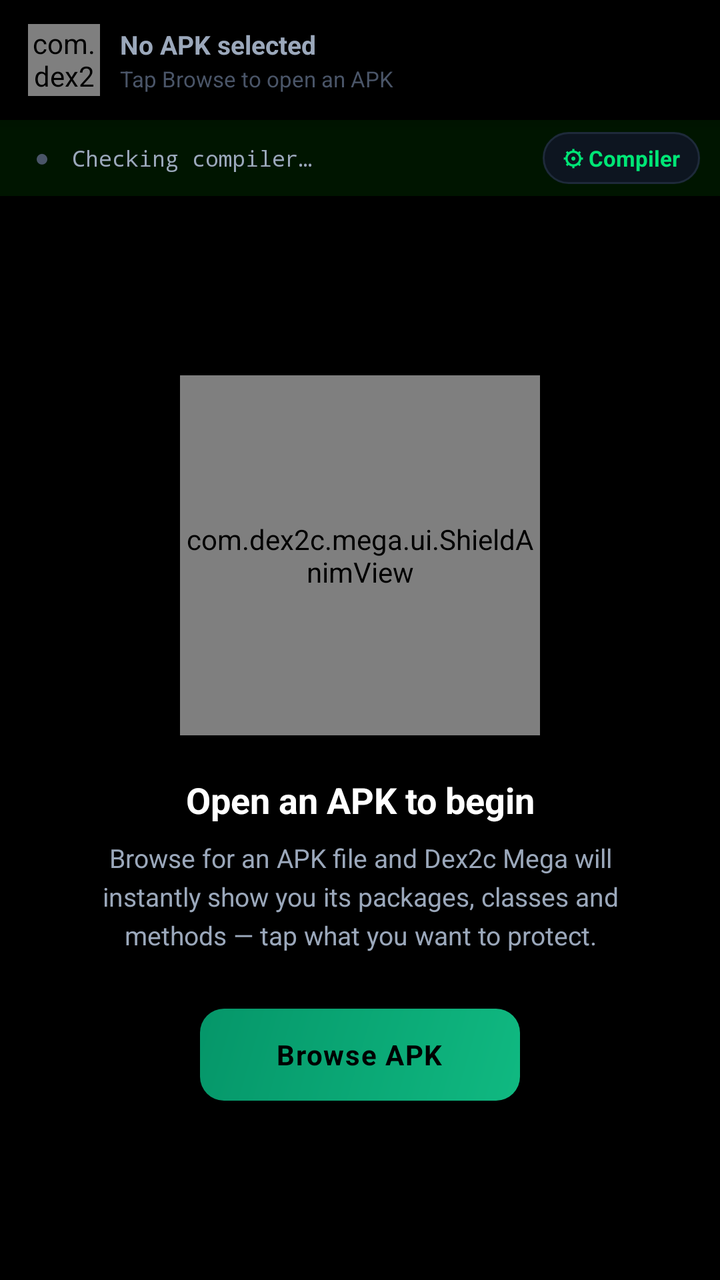
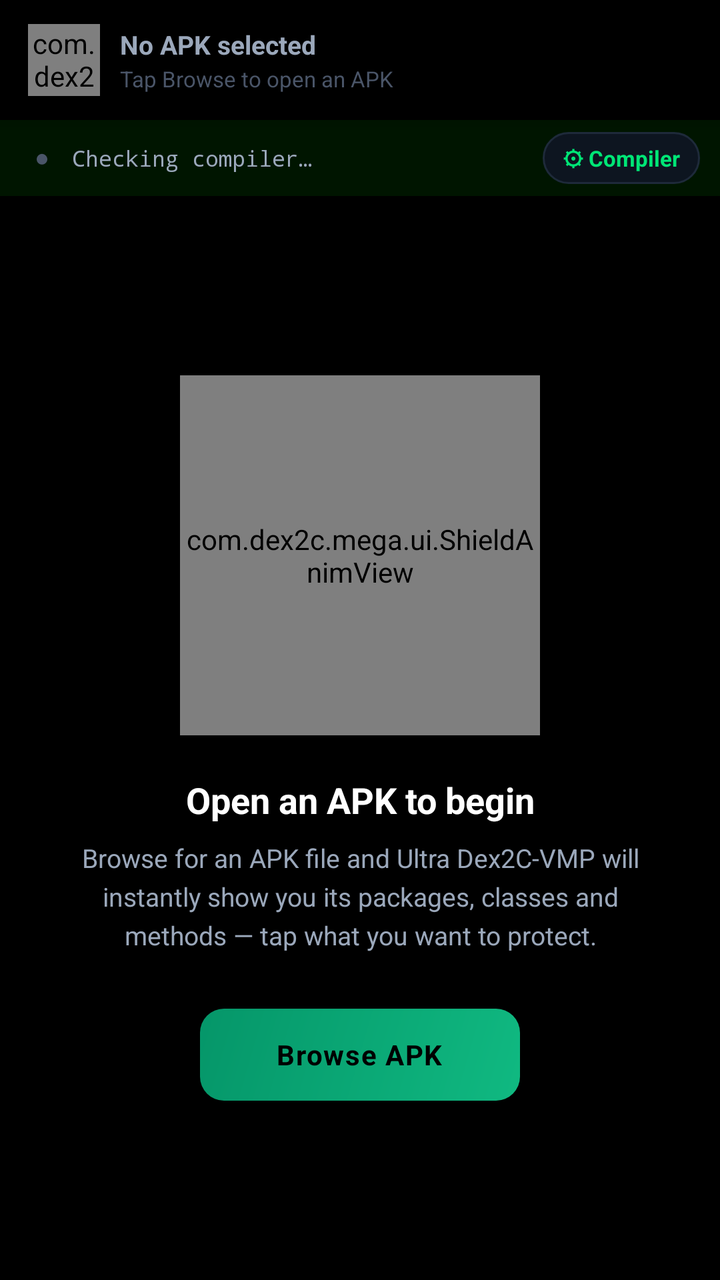

The first picture is an Android layout as it rendered before a commit; the second is the same layout after the commit. The layout source and the unified diff follow.
<!-- AndroidManifest.xml: application theme Theme.Dex2cMega -->
<!-- res/layout/fragment_protect.xml -->
<?xml version="1.0" encoding="utf-8"?>
<LinearLayout xmlns:android="http://schemas.android.com/apk/res/android"
    xmlns:app="http://schemas.android.com/apk/res-auto"
    android:layout_width="match_parent"
    android:layout_height="match_parent"
    android:orientation="vertical"
    android:background="@color/bg_dark">

    
    <LinearLayout
        android:id="@+id/bar_apk"
        android:layout_width="match_parent"
        android:layout_height="wrap_content"
        android:orientation="horizontal"
        android:gravity="center_vertical"
        android:background="@color/nav_bg"
        android:paddingStart="14dp"
        android:paddingEnd="10dp"
        android:paddingTop="12dp"
        android:paddingBottom="12dp"
        android:elevation="4dp">

        
        <com.dex2c.mega.ui.ShieldAnimView
            android:layout_width="36dp"
            android:layout_height="36dp"
            android:layout_marginEnd="10dp" />

        <LinearLayout
            android:layout_width="0dp"
            android:layout_height="wrap_content"
            android:layout_weight="1"
            android:orientation="vertical"
            android:layout_marginEnd="8dp">

            <TextView
                android:id="@+id/tv_apk_name"
                android:layout_width="wrap_content"
                android:layout_height="wrap_content"
                android:text="No APK selected"
                android:textColor="@color/text_secondary"
                android:textSize="13sp"
                android:textStyle="bold"
                android:maxLines="1"
                android:ellipsize="middle" />

            <TextView
                android:id="@+id/tv_apk_size"
                android:layout_width="wrap_content"
                android:layout_height="wrap_content"
                android:text="Tap Browse to open an APK"
                android:textColor="@color/text_muted"
                android:textSize="11sp"
                android:layout_marginTop="1dp" />

        </LinearLayout>

        
        <TextView
            android:id="@+id/btn_reset"
            android:layout_width="34dp"
            android:layout_height="34dp"
            android:layout_marginStart="8dp"
            android:text="↺"
            android:textSize="20sp"
            android:textColor="@color/text_muted"
            android:gravity="center"
            android:background="@drawable/bg_card_border"
            android:clickable="true"
            android:focusable="true"
            android:visibility="gone" />

    </LinearLayout>

    
    <LinearLayout
        android:id="@+id/banner_compiler"
        android:layout_width="match_parent"
        android:layout_height="38dp"
        android:orientation="horizontal"
        android:gravity="center_vertical"
        android:background="#1500FF00"
        android:paddingStart="14dp"
        android:paddingEnd="10dp">

        <TextView
            android:id="@+id/tv_compiler_dot"
            android:layout_width="14dp"
            android:layout_height="14dp"
            android:text="⬤"
            android:textSize="8sp"
            android:textColor="@color/text_muted"
            android:gravity="center"
            android:layout_marginEnd="8dp" />

        <TextView
            android:id="@+id/tv_compiler_status"
            android:layout_width="0dp"
            android:layout_height="wrap_content"
            android:layout_weight="1"
            android:text="Checking compiler…"
            android:textColor="@color/text_secondary"
            android:textSize="11sp"
            android:fontFamily="monospace" />

        <TextView
            android:id="@+id/btn_compiler_setup"
            android:layout_width="wrap_content"
            android:layout_height="26dp"
            android:text="⚙ Compiler"
            android:textColor="@color/accent_green"
            android:textSize="11sp"
            android:textStyle="bold"
            android:gravity="center"
            android:paddingStart="10dp"
            android:paddingEnd="10dp"
            android:background="@drawable/bg_card_border"
            android:clickable="true"
            android:focusable="true" />

    </LinearLayout>

    
    <LinearLayout
        android:id="@+id/state_empty"
        android:layout_width="match_parent"
        android:layout_height="0dp"
        android:layout_weight="1"
        android:orientation="vertical"
        android:gravity="center"
        android:padding="32dp">

        <com.dex2c.mega.ui.ShieldAnimView
            android:layout_width="180dp"
            android:layout_height="180dp" />

        <TextView
            android:layout_width="wrap_content"
            android:layout_height="wrap_content"
            android:layout_marginTop="20dp"
            android:text="Open an APK to begin"
            android:textColor="@color/text_primary"
            android:textSize="18sp"
            android:textStyle="bold"
            android:gravity="center" />

        <TextView
            android:layout_width="wrap_content"
            android:layout_height="wrap_content"
            android:layout_marginTop="8dp"
            android:text="Browse for an APK file and Dex2c Mega will instantly show you its packages, classes and methods — tap what you want to protect."
            android:textColor="@color/text_secondary"
            android:textSize="13sp"
            android:gravity="center"
            android:lineSpacingExtra="4dp" />

        
        <LinearLayout
            android:id="@+id/btn_pick_apk"
            android:layout_width="160dp"
            android:layout_height="46dp"
            android:layout_marginTop="28dp"
            android:background="@drawable/bg_btn_green"
            android:gravity="center"
            android:clickable="true"
            android:focusable="true">

            <TextView
                android:layout_width="wrap_content"
                android:layout_height="wrap_content"
                android:text="Browse APK"
                android:textColor="@color/black"
                android:textSize="14sp"
                android:textStyle="bold"
                android:letterSpacing="0.04" />

        </LinearLayout>

    </LinearLayout>

    
    <LinearLayout
        android:id="@+id/state_loading"
        android:layout_width="match_parent"
        android:layout_height="0dp"
        android:layout_weight="1"
        android:orientation="vertical"
        android:gravity="center"
        android:visibility="gone">

        <ProgressBar
            android:layout_width="48dp"
            android:layout_height="48dp"
            android:indeterminate="true"
            android:indeterminateTint="@color/accent_green" />

        <TextView
            android:id="@+id/tv_loading_msg"
            android:layout_width="wrap_content"
            android:layout_height="wrap_content"
            android:layout_marginTop="16dp"
            android:text="Parsing APK structure..."
            android:textColor="@color/text_secondary"
            android:textSize="14sp" />

    </LinearLayout>

    
    <LinearLayout
        android:id="@+id/state_tree"
        android:layout_width="match_parent"
        android:layout_height="0dp"
        android:layout_weight="1"
        android:orientation="vertical"
        android:visibility="gone">

        
        <LinearLayout
            android:layout_width="match_parent"
            android:layout_height="44dp"
            android:orientation="horizontal"
            android:gravity="center_vertical"
            android:background="@color/bg_card2"
            android:paddingStart="10dp"
            android:paddingEnd="10dp"
            android:paddingTop="6dp"
            android:paddingBottom="6dp">

            
            <LinearLayout
                android:id="@+id/tab_manual"
                android:layout_width="0dp"
                android:layout_height="match_parent"
                android:layout_weight="1"
                android:gravity="center"
                android:orientation="horizontal"
                android:background="@drawable/bg_btn_green"
                android:layout_marginEnd="5dp"
                android:clickable="true"
                android:focusable="true">

                <TextView
                    android:id="@+id/tv_tab_manual"
                    android:layout_width="wrap_content"
                    android:layout_height="wrap_content"
                    android:text="⛶  Manual"
                    android:textColor="@color/black"
                    android:textSize="12sp"
                    android:textStyle="bold" />

            </LinearLayout>

            
            <LinearLayout
                android:id="@+id/tab_class_list"
                android:layout_width="0dp"
                android:layout_height="match_parent"
                android:layout_weight="1"
                android:gravity="center"
                android:orientation="horizontal"
                android:background="@drawable/bg_card_border"
                android:layout_marginStart="5dp"
                android:clickable="true"
                android:focusable="true">

                <TextView
                    android:id="@+id/tv_tab_class_list"
                    android:layout_width="wrap_content"
                    android:layout_height="wrap_content"
                    android:text="☰  Class List"
                    android:textColor="@color/text_secondary"
                    android:textSize="12sp"
                    android:textStyle="bold" />

            </LinearLayout>

        </LinearLayout>

        
        <LinearLayout
            android:id="@+id/panel_manual"
            android:layout_width="match_parent"
            android:layout_height="0dp"
            android:layout_weight="1"
            android:orientation="vertical">

            
            <LinearLayout
                android:layout_width="match_parent"
                android:layout_height="46dp"
                android:orientation="horizontal"
                android:gravity="center_vertical"
                android:background="@color/bg_dark"
                android:paddingStart="12dp"
                android:paddingEnd="12dp"
                android:paddingTop="6dp"
                android:paddingBottom="6dp">

                <LinearLayout
                    android:layout_width="0dp"
                    android:layout_height="34dp"
                    android:layout_weight="1"
                    android:orientation="horizontal"
                    android:gravity="center_vertical"
                    android:background="@drawable/bg_card_border"
                    android:paddingStart="10dp"
                    android:paddingEnd="10dp">

                    <TextView
                        android:layout_width="wrap_content"
                        android:layout_height="wrap_content"
                        android:text="⌕"
                        android:textColor="@color/text_muted"
                        android:textSize="16sp"
                        android:layout_marginEnd="6dp" />

                    <EditText
                        android:id="@+id/et_search"
                        android:layout_width="0dp"
                        android:layout_height="match_parent"
                        android:layout_weight="1"
                        android:background="@null"
                        android:hint="Search package or class..."
                        android:textColorHint="@color/text_muted"
                        android:textColor="@color/text_primary"
                        android:textSize="13sp"
                        android:singleLine="true"
                        android:imeOptions="actionSearch"
                        android:inputType="text" />

                    <TextView
                        android:id="@+id/btn_clear_search"
                        android:layout_width="wrap_content"
                        android:layout_height="wrap_content"
                        android:text="✕"
                        android:textColor="@color/text_muted"
                        android:textSize="13sp"
                        android:visibility="gone"
                        android:paddingStart="6dp"
                        android:clickable="true"
                        android:focusable="true" />

                </LinearLayout>

            </LinearLayout>

            
            <LinearLayout
                android:layout_width="match_parent"
                android:layout_height="38dp"
                android:orientation="horizontal"
                android:gravity="center_vertical"
                android:paddingStart="14dp"
                android:paddingEnd="8dp"
                android:background="@color/bg_card2">

                <TextView
                    android:id="@+id/tv_selection_count"
                    android:layout_width="0dp"
                    android:layout_height="wrap_content"
                    android:layout_weight="1"
                    android:text="0 classes selected"
                    android:textColor="@color/text_muted"
                    android:textSize="12sp"
                    android:fontFamily="monospace" />

                <TextView
                    android:id="@+id/btn_select_all"
                    android:layout_width="wrap_content"
                    android:layout_height="wrap_content"
                    android:text="All"
                    android:textColor="@color/accent_green"
                    android:textSize="12sp"
                    android:textStyle="bold"
                    android:paddingStart="12dp"
                    android:paddingEnd="6dp"
                    android:paddingTop="6dp"
                    android:paddingBottom="6dp"
                    android:clickable="true"
                    android:focusable="true" />

                <TextView
                    android:layout_width="wrap_content"
                    android:layout_height="wrap_content"
                    android:text="|"
                    android:textColor="@color/text_muted"
                    android:textSize="12sp"
                    android:paddingStart="2dp"
                    android:paddingEnd="2dp" />

                <TextView
                    android:id="@+id/btn_clear_all"
                    android:layout_width="wrap_content"
                    android:layout_height="wrap_content"
                    android:text="Clear"
                    android:textColor="@color/text_muted"
                    android:textSize="12sp"
                    android:paddingStart="6dp"
                    android:paddingEnd="12dp"
                    android:paddingTop="6dp"
                    android:paddingBottom="6dp"
                    android:clickable="true"
                    android:focusable="true" />

            </LinearLayout>

            
            <androidx.recyclerview.widget.RecyclerView
                android:id="@+id/rv_tree"
                android:layout_width="match_parent"
                android:layout_height="0dp"
                android:layout_weight="1"
                android:background="@color/bg_dark"
                android:clipToPadding="false"
                android:paddingBottom="120dp"
                android:overScrollMode="never" />

        </LinearLayout>

        
        <LinearLayout
            android:id="@+id/panel_class_list"
            android:layout_width="match_parent"
            android:layout_height="0dp"
            android:layout_weight="1"
            android:orientation="vertical"
            android:visibility="gone">

            
            <LinearLayout
                android:layout_width="match_parent"
                android:layout_height="38dp"
                android:orientation="horizontal"
                android:gravity="center_vertical"
                android:background="@color/bg_card2"
                android:paddingStart="14dp"
                android:paddingEnd="8dp">

                <TextView
                    android:id="@+id/tv_class_list_count"
                    android:layout_width="0dp"
                    android:layout_height="wrap_content"
                    android:layout_weight="1"
                    android:text="0 classes"
                    android:textColor="@color/text_muted"
                    android:textSize="12sp"
                    android:fontFamily="monospace" />

                <TextView
                    android:id="@+id/btn_paste_classes"
                    android:layout_width="wrap_content"
                    android:layout_height="28dp"
                    android:text="⎗ Paste"
                    android:textColor="@color/accent_green"
                    android:textSize="12sp"
                    android:textStyle="bold"
                    android:fontFamily="monospace"
                    android:gravity="center"
                    android:paddingStart="12dp"
                    android:paddingEnd="12dp"
                    android:background="@drawable/bg_card_border"
                    android:layout_marginEnd="8dp"
                    android:clickable="true"
                    android:focusable="true" />

                <TextView
                    android:id="@+id/btn_clear_class_list"
                    android:layout_width="wrap_content"
                    android:layout_height="28dp"
                    android:text="✕ Clear"
                    android:textColor="@color/text_muted"
                    android:textSize="12sp"
                    android:gravity="center"
                    android:paddingStart="12dp"
                    android:paddingEnd="12dp"
                    android:background="@drawable/bg_card_border"
                    android:clickable="true"
                    android:focusable="true" />

            </LinearLayout>

            
            <ScrollView
                android:layout_width="match_parent"
                android:layout_height="0dp"
                android:layout_weight="1"
                android:background="@color/bg_dark"
                android:overScrollMode="never"
                android:fillViewport="true">

                <EditText
                    android:id="@+id/et_class_list"
                    android:layout_width="match_parent"
                    android:layout_height="wrap_content"
                    android:minHeight="300dp"
                    android:background="@null"
                    android:padding="14dp"
                    android:hint="Paste class names here, one per line&#10;&#10;com.example.app.MainActivity&#10;com.example.app.TokenInterceptor&#10;com.example.app.HardwareAttest"
                    android:textColorHint="@color/text_muted"
                    android:textColor="#80FFD4"
                    android:textSize="12sp"
                    android:fontFamily="monospace"
                    android:inputType="textMultiLine|textNoSuggestions"
                    android:gravity="top|start"
                    android:lineSpacingExtra="4dp"
                    android:scrollbars="none" />

            </ScrollView>

        </LinearLayout>

    </LinearLayout>

    
    <LinearLayout
        android:id="@+id/state_progress"
        android:layout_width="match_parent"
        android:layout_height="0dp"
        android:layout_weight="1"
        android:orientation="vertical"
        android:visibility="gone">

        
        <LinearLayout
            android:layout_width="match_parent"
            android:layout_height="wrap_content"
            android:orientation="horizontal"
            android:gravity="center_vertical"
            android:background="@color/bg_card2"
            android:paddingStart="14dp"
            android:paddingEnd="14dp"
            android:paddingTop="10dp"
            android:paddingBottom="10dp">

            <TextView
                android:id="@+id/tv_stage"
                android:layout_width="0dp"
                android:layout_height="wrap_content"
                android:layout_weight="1"
                android:text="Initializing..."
                android:textColor="@color/accent_green"
                android:textSize="12sp"
                android:fontFamily="monospace" />

            <TextView
                android:id="@+id/tv_timer"
                android:layout_width="wrap_content"
                android:layout_height="wrap_content"
                android:text="00:00"
                android:textColor="@color/text_muted"
                android:textSize="13sp"
                android:fontFamily="monospace"
                android:textStyle="bold" />

        </LinearLayout>

        <ProgressBar
            android:id="@+id/progress_bar"
            style="@style/Widget.AppCompat.ProgressBar.Horizontal"
            android:layout_width="match_parent"
            android:layout_height="6dp"
            android:max="100"
            android:progressTint="@color/accent_green"
            android:progressBackgroundTint="@color/bg_card2" />

        
        <LinearLayout
            android:layout_width="match_parent"
            android:layout_height="wrap_content"
            android:orientation="horizontal"
            android:gravity="center_vertical"
            android:paddingStart="14dp"
            android:paddingEnd="10dp"
            android:paddingTop="10dp"
            android:paddingBottom="6dp">

            <TextView
                android:layout_width="0dp"
                android:layout_height="wrap_content"
                android:layout_weight="1"
                android:text="CONSOLE"
                style="@style/SectionLabel"
                android:layout_marginBottom="0dp" />

            <TextView
                android:id="@+id/btn_copy_log"
                android:layout_width="wrap_content"
                android:layout_height="32dp"
                android:text="⎘ Copy"
                android:textColor="@color/accent_green"
                android:textSize="12sp"
                android:textStyle="bold"
                android:fontFamily="monospace"
                android:gravity="center"
                android:paddingStart="12dp"
                android:paddingEnd="12dp"
                android:background="@drawable/bg_card_border"
                android:clickable="true"
                android:focusable="true" />

        </LinearLayout>

        <ScrollView
            android:id="@+id/scroll_console"
            android:layout_width="match_parent"
            android:layout_height="0dp"
            android:layout_weight="1"
            android:background="@color/bg_dark"
            android:overScrollMode="never"
            android:paddingStart="4dp"
            android:paddingEnd="4dp"
            android:clipToPadding="false">

            <TextView
                android:id="@+id/tv_console"
                android:layout_width="match_parent"
                android:layout_height="wrap_content"
                android:padding="12dp"
                android:text=""
                android:textColor="#80FFD4"
                android:textSize="11sp"
                android:fontFamily="monospace"
                android:lineSpacingExtra="4dp" />

        </ScrollView>

    </LinearLayout>

    
    <LinearLayout
        android:id="@+id/bottom_action_bar"
        android:layout_width="match_parent"
        android:layout_height="wrap_content"
        android:orientation="vertical"
        android:background="@color/nav_bg"
        android:paddingStart="14dp"
        android:paddingEnd="14dp"
        android:paddingTop="10dp"
        android:paddingBottom="14dp"
        android:elevation="8dp"
        android:visibility="gone">

        
        <LinearLayout
            android:layout_width="match_parent"
            android:layout_height="wrap_content"
            android:orientation="horizontal"
            android:gravity="center_vertical"
            android:layout_marginBottom="6dp">

            <TextView
                android:layout_width="0dp"
                android:layout_height="wrap_content"
                android:layout_weight="1"
                android:text="Auto-Sign APK"
                android:textColor="@color/text_secondary"
                android:textSize="13sp" />

            <com.google.android.material.switchmaterial.SwitchMaterial
                android:id="@+id/switch_sign"
                android:layout_width="wrap_content"
                android:layout_height="wrap_content"
                android:checked="true" />

        </LinearLayout>

        
        <LinearLayout
            android:layout_width="match_parent"
            android:layout_height="wrap_content"
            android:orientation="horizontal"
            android:gravity="center_vertical"
            android:layout_marginBottom="10dp">

            <LinearLayout
                android:layout_width="0dp"
                android:layout_height="wrap_content"
                android:layout_weight="1"
                android:orientation="vertical">

                <TextView
                    android:id="@+id/tv_mode_title"
                    android:layout_width="wrap_content"
                    android:layout_height="wrap_content"
                    android:text="Dex2C Mode"
                    android:textColor="@color/text_secondary"
                    android:textSize="13sp" />

                <TextView
                    android:id="@+id/tv_mode_subtitle"
                    android:layout_width="wrap_content"
                    android:layout_height="wrap_content"
                    android:text="Bytecode stripped and rebuilt as hardened C++ native"
                    android:textColor="@color/text_secondary"
                    android:textSize="11sp" />

            </LinearLayout>

            <com.google.android.material.switchmaterial.SwitchMaterial
                android:id="@+id/switch_vmp"
                android:layout_width="wrap_content"
                android:layout_height="wrap_content"
                android:checked="false" />

        </LinearLayout>

        
        <LinearLayout
            android:layout_width="match_parent"
            android:layout_height="wrap_content"
            android:orientation="horizontal">

            <LinearLayout
                android:id="@+id/btn_cancel"
                android:layout_width="0dp"
                android:layout_height="46dp"
                android:layout_weight="1"
                android:gravity="center"
                android:background="@drawable/bg_card_border"
                android:layout_marginEnd="8dp"
                android:visibility="gone"
                android:clickable="true"
                android:focusable="true">

                <TextView
                    android:layout_width="wrap_content"
                    android:layout_height="wrap_content"
                    android:text="Cancel"
                    android:textColor="@color/danger"
                    android:textSize="13sp" />

            </LinearLayout>

            <LinearLayout
                android:id="@+id/btn_protect"
                android:layout_width="0dp"
                android:layout_height="46dp"
                android:layout_weight="3"
                android:gravity="center"
                android:background="@drawable/bg_btn_green"
                android:clickable="true"
                android:focusable="true">

                <TextView
                    android:id="@+id/btn_protect_label"
                    android:layout_width="wrap_content"
                    android:layout_height="wrap_content"
                    android:text="Run Protection"
                    android:textColor="@color/black"
                    android:textSize="14sp"
                    android:textStyle="bold" />

            </LinearLayout>

        </LinearLayout>

    </LinearLayout>

</LinearLayout>
<!-- resources referenced by this layout -->
<resources>
  <color name="accent_green">#00E676</color>
  <color name="bg_card2">#111E2E</color>
  <color name="bg_dark">#000000</color>
  <color name="black">#000000</color>
  <color name="danger">#EF4444</color>
  <color name="nav_bg">#000000</color>
  <color name="text_muted">#4A5568</color>
  <color name="text_primary">#FFFFFF</color>
  <color name="text_secondary">#9BA8BB</color>
  <!-- drawable bg_btn_green (drawable) -->
  <?xml version="1.0" encoding="utf-8"?>
  <shape xmlns:android="http://schemas.android.com/apk/res/android">
      <gradient
          android:type="linear"
          android:startColor="#10B981"
          android:endColor="#059669"
          android:angle="135" />
      <corners android:radius="12dp" />
  </shape>
  <!-- drawable bg_card_border (drawable) -->
  <?xml version="1.0" encoding="utf-8"?>
  <shape xmlns:android="http://schemas.android.com/apk/res/android">
      <solid android:color="@color/bg_card" />
      <stroke android:width="1dp" android:color="@color/border" />
      <corners android:radius="14dp" />
  </shape>
  <style name="SectionLabel">
          <item name="android:textColor">@color/text_muted</item>
          <item name="android:textSize">10sp</item>
          <item name="android:letterSpacing">0.15</item>
          <item name="android:textAllCaps">true</item>
          <item name="android:layout_marginBottom">8dp</item>
      </style>
  <style name="Theme.Dex2cMega" parent="Theme.MaterialComponents.DayNight.NoActionBar">
          <item name="colorPrimary">@color/accent_green</item>
          <item name="colorPrimaryVariant">@color/accent_green_dim</item>
          <item name="colorOnPrimary">@color/black</item>
          <item name="colorSecondary">@color/accent_blue</item>
          <item name="colorOnSecondary">@color/black</item>
          <item name="android:colorBackground">@color/bg_dark</item>
          <item name="colorSurface">@color/bg_card</item>
          <item name="colorOnSurface">@color/text_primary</item>
          <item name="android:windowBackground">@color/bg_dark</item>
          <item name="android:statusBarColor">@color/bg_dark</item>
          <item name="android:navigationBarColor">@color/nav_bg</item>
          <item name="android:fontFamily">sans-serif</item>
          <item name="switchStyle">@style/SwitchStyle</item>
      </style>
  <color name="bg_card">#0D1520</color>
  <color name="border">#1E2A3A</color>
  <color name="accent_green_dim">#00C853</color>
  <color name="accent_blue">#00E5FF</color>
  <style name="SwitchStyle" parent="Widget.MaterialComponents.CompoundButton.Switch">
          <item name="colorPrimary">@color/accent_green</item>
          <item name="colorControlActivated">@color/accent_green</item>
      </style>
</resources>

<!-- the commit's change to res/layout/fragment_protect.xml (unified diff, before → after) -->
@@ -148,7 +148,7 @@
             android:layout_width="wrap_content"
             android:layout_height="wrap_content"
             android:layout_marginTop="8dp"
-            android:text="Browse for an APK file and Dex2c Mega will instantly show you its packages, classes and methods — tap what you want to protect."
+            android:text="Browse for an APK file and Ultra Dex2C-VMP will instantly show you its packages, classes and methods — tap what you want to protect."
             android:textColor="@color/text_secondary"
             android:textSize="13sp"
             android:gravity="center"
